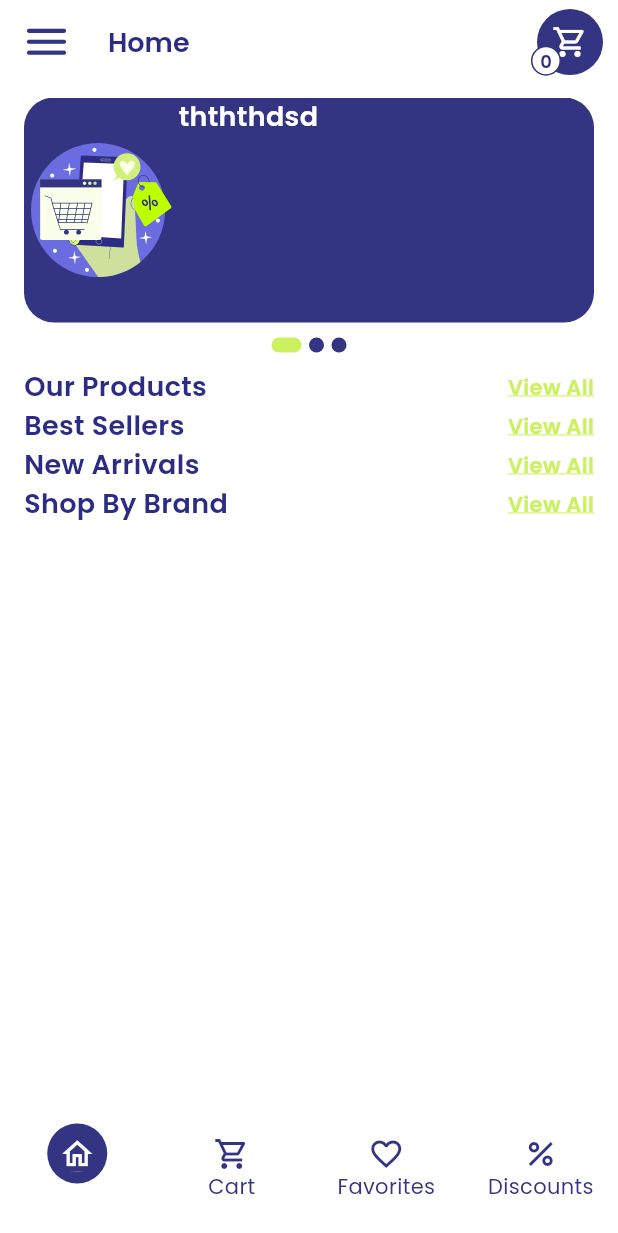
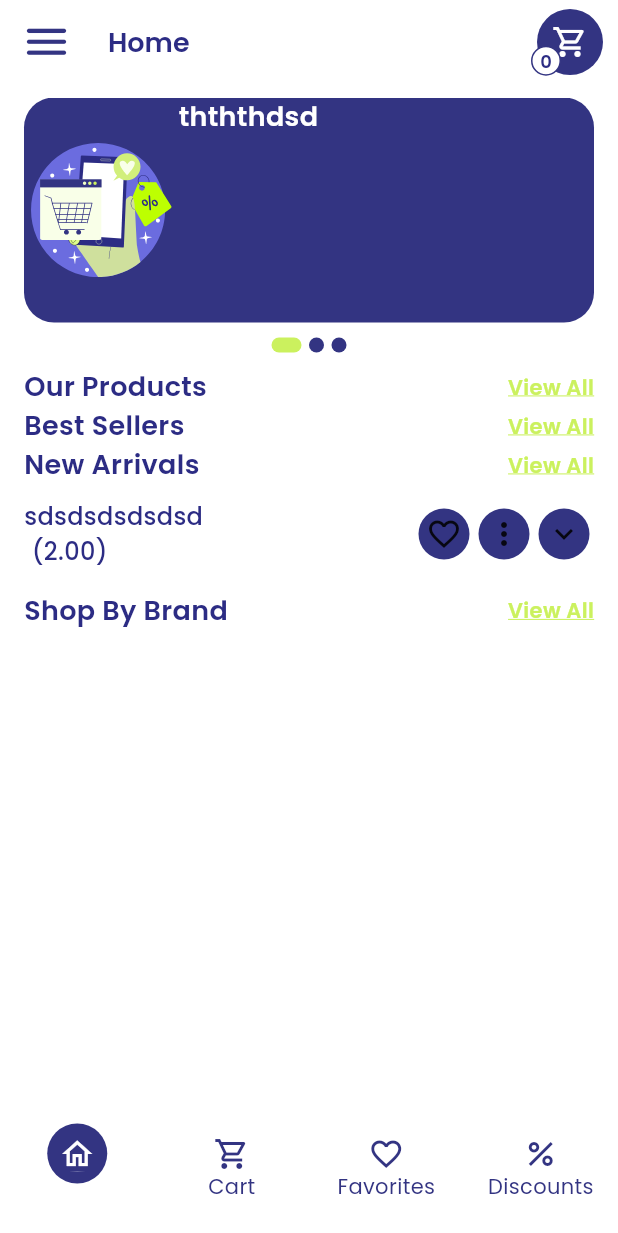
Before and after one commit to SalmaOsman23/Horeca-Smart, a Flutter app: the AppLayout screen opened directly, on a phone screen of 412 x 824 dp. Shown: the top 1233 px of the screen. Run offline on Flutter 3.47's test engine with Material 3 defaults, Android fonts, the phone set to English and light mode, and no system bars; drawn by our look-alikes of curved_labeled_navigation_bar, smooth_page_indicator; our stand-ins replace firebase_auth, firebase_core, flutter_bloc, flutter_svg, fluttertoast, font_awesome_flutter and 3 more; accounts and stored records are empty; network calls fail; statements that could not run were skipped.

Commit message:
Best-Seller-New-Arrivals-Partially-Finished

```diff
--- a/lib/core/utils/app_strings.dart
+++ b/lib/core/utils/app_strings.dart
@@ -23,6 +23,7 @@ class AppStrings {
   static const String specialProducts = "Special Products";
   static const String shopByBrand = "Shop By Brand";
   static const String addToCart = "Add to cart";
+  static const String addedToCart = "Added to cart";
   static const String optional = "optional";
   static const String requiredSymbol = " *";
 
--- /dev/null
+++ b/lib/features/home/presentation/components/new_arrivals_widget.dart
@@ -0,0 +1,121 @@
+import 'package:flutter/material.dart';
+import 'package:horeca_smart/core/utils/app_colors.dart';
+import 'package:horeca_smart/core/utils/app_strings.dart';
+import 'package:horeca_smart/core/utils/app_styles.dart';
+
+class NewArrivalsWidget extends StatefulWidget {
+  const NewArrivalsWidget({super.key});
+
+  @override
+  State<NewArrivalsWidget> createState() => _NewArrivalsWidgetState();
+}
+
+class _NewArrivalsWidgetState extends State<NewArrivalsWidget>
+    with SingleTickerProviderStateMixin {
+  bool showFullData = false;
+
+  @override
+  Widget build(BuildContext context) {
+    return Container(
+      margin: const EdgeInsets.only(bottom: 15),
+      child: Column(
+        crossAxisAlignment: CrossAxisAlignment.start,
+        children: [
+          Row(
+            mainAxisAlignment: MainAxisAlignment.spaceBetween,
+            children: <Widget>[
+              Row(
+                children: <Widget>[
+                  Column(
+                    crossAxisAlignment: CrossAxisAlignment.start,
+                    children: <Widget>[
+                      Text(
+                        "sdsdsdsdsdsd",
+                        style: AppStyles.primaryColorTextW500Size16,
+                      ),
+                      Row(
+                        children: [
+                          const SizedBox(width: 5),
+                          Text("(2.00)",
+                              style: AppStyles.primaryColorTextW500Size16),
+                        ],
+                      ),
+                    ],
+                  ),
+                ],
+              ),
+              Row(
+                children: <Widget>[
+                  listItemIcon(
+                    icon: const Icon(
+                      Icons.favorite_outline,
+                    ),
+                  ),
+                  listItemIcon(
+                    icon: const Icon(
+                      Icons.more_vert,
+                    ),
+                  ),
+                  listItemIcon(
+                    onTap: () {
+                      setState(() {
+                        showFullData = !showFullData;
+                      });
+                    },
+                    icon: Icon(
+                      showFullData
+                          ? Icons.keyboard_arrow_up_outlined
+                          : Icons.keyboard_arrow_down_outlined,
+                    ),
+                  ),
+                ],
+              )
+            ],
+          ),
+
+          /* ----------------- AnimatedSize to animate the visibility ----------------- */
+          AnimatedSize(
+            duration: const Duration(milliseconds: 300),
+            curve: Curves.easeInOut,
+            child: Column(
+              crossAxisAlignment: CrossAxisAlignment.start,
+              children: showFullData
+                  ? [
+                      const SizedBox(height: 15),
+                      buildRoleWidget(title: "sdsdd", subTitle: "Admin"),
+                      buildRoleWidget(title: "dfdf", subTitle: "Midfield"),
+                    ]
+                  : [],
+            ),
+          ),
+        ],
+      ),
+    );
+  }
+
+  Row buildRoleWidget({required String title, required String subTitle}) {
+    return Row(
+      mainAxisSize: MainAxisSize.min,
+      children: [
+        Text("$title: ", style: AppStyles.primaryColorTextW600Size12),
+        Text(subTitle, style: AppStyles.primaryColorTextW600Size12),
+      ],
+    );
+  }
+
+  GestureDetector listItemIcon({required Widget icon, void Function()? onTap}) {
+    return GestureDetector(
+      onTap: onTap,
+      child: Container(
+        alignment: Alignment.center,
+        margin: const EdgeInsets.all(3),
+        padding: const EdgeInsets.all(5),
+        decoration: const BoxDecoration(
+          color: AppColors.primaryColor,
+          shape: BoxShape.circle,
+        ),
+        child: icon,
+      ),
+    );
+  }
+}
--- a/lib/features/home/presentation/screens/home_screen.dart
+++ b/lib/features/home/presentation/screens/home_screen.dart
@@ -6,10 +6,12 @@ import 'package:horeca_smart/core/components/custom_search_form_field.dart';
 import 'package:horeca_smart/core/components/loading_widget.dart';
 import 'package:horeca_smart/core/components/primary_product_card.dart';
 import 'package:horeca_smart/core/components/title_with_view_all_widget.dart';
+import 'package:horeca_smart/core/enums/show_toast.dart';
 import 'package:horeca_smart/core/utils/app_assets.dart';
 import 'package:horeca_smart/core/utils/app_strings.dart';
 import 'package:horeca_smart/features/home/presentation/bloc/home_cubit.dart';
 import 'package:horeca_smart/features/home/presentation/components/announcement_widget.dart';
+import 'package:horeca_smart/features/home/presentation/components/new_arrivals_widget.dart';
 import 'package:horeca_smart/features/home/presentation/screens/main_products_screen.dart';
 
 class HomeScreen extends StatefulWidget {
@@ -83,6 +85,7 @@ class _HomeScreenState extends State<HomeScreen> {
                                   productData: product,
                                   onCartTapped: () {
                                     homeCubit.addToCart(product);
+                                    showToast(message: AppStrings.addedToCart, state: ToastStates.success);
                                   },
                                 );
                               },
@@ -98,6 +101,8 @@ class _HomeScreenState extends State<HomeScreen> {
                             title: AppStrings.newArrivals,
                             onViewAllTap: () {},
                           ),
+                          const SizedBox(height: 10),
+                          const NewArrivalsWidget(),
                           // //! Special Products
                           // TitleWithViewAllWidget(
                           //   title: AppStrings.specialProducts,
```
Also changed, not shown: lib/features/home/presentation/components/best_seller_widget.dart (added, +112 -0 lines), lib/features/home/presentation/components/shop_by_brand_component.dart (added, +92 -0 lines).
